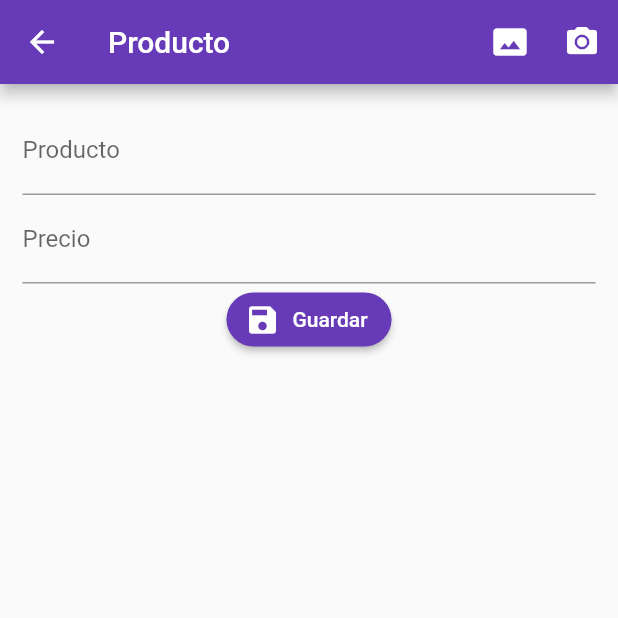
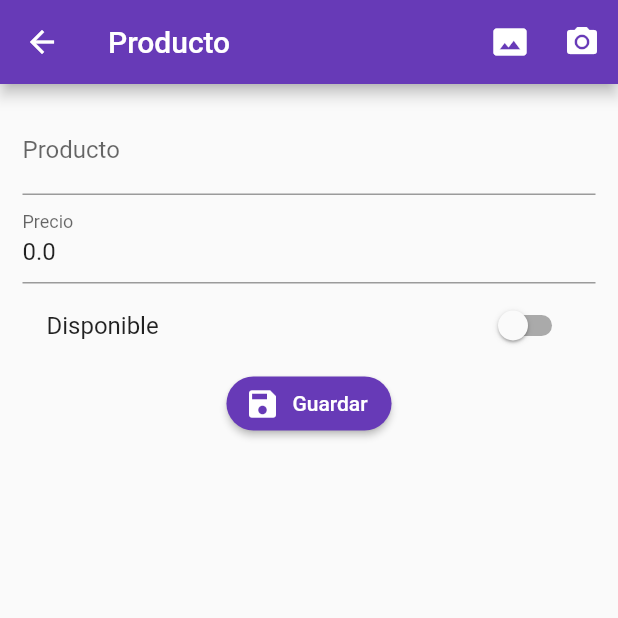
Before and after one commit to DavidAbellan/flutter_Login_BLOC, a Flutter app: the ProductoPage screen opened by its route, on a phone screen of 412 x 824 dp, the top half of it. Run offline on Flutter 3.47's test engine with Material 2 defaults, Android fonts, the phone set to English and light mode, and no system bars; our stand-ins replace rxdart.

```diff
--- /dev/null
+++ b/lib/src/pages/models/producto_model.dart
@@ -0,0 +1,42 @@
+// To parse this JSON data, do
+//
+//     final productoModel = productoModelFromJson(jsonString);
+
+import 'dart:convert';
+
+ProductoModel productoModelFromJson(String str) =>
+    ProductoModel.fromJson(json.decode(str));
+
+String productoModelToJson(ProductoModel data) => json.encode(data.toJson());
+
+class ProductoModel {
+  ProductoModel({
+    this.id,
+    this.titulo = '',
+    this.valor = 0.0,
+    this.disponible = false,
+    this.photo,
+  });
+
+  String id;
+  String titulo;
+  double valor;
+  bool disponible;
+  String photo;
+  //factory porque devuleve un ProductoModel
+  factory ProductoModel.fromJson(Map<String, dynamic> json) => ProductoModel(
+        id: json["id"],
+        titulo: json["titulo"],
+        valor: json["valor"],
+        disponible: json["disponible"],
+        photo: json["photo"],
+      );
+
+  Map<String, dynamic> toJson() => {
+        "id": id,
+        "titulo": titulo,
+        "valor": valor,
+        "disponible": disponible,
+        "photo": photo,
+      };
+}
--- a/lib/src/pages/producto_page.dart
+++ b/lib/src/pages/producto_page.dart
@@ -1,5 +1,7 @@
 import 'package:flutter/material.dart';
+import 'package:formvalidation/src/pages/models/producto_model.dart';
 import 'package:formvalidation/src/pages/utils/utils.dart' as utils;
+import 'package:formvalidation/src/providers/producto_provider.dart';
 
 //Para trabajar con Forms es necesario un statefulwidget
 class ProductoPage extends StatefulWidget {
@@ -11,6 +13,8 @@ class ProductoPage extends StatefulWidget {
 
 class _ProductoPageState extends State<ProductoPage> {
   final formKey = GlobalKey<FormState>();
+  final ProductosProvider productoProv = new ProductosProvider();
+  ProductoModel productoModel = new ProductoModel();
 
   @override
   Widget build(BuildContext context) {
@@ -21,7 +25,12 @@ class _ProductoPageState extends State<ProductoPage> {
           child: Form(
             key: formKey,
             child: Column(
-              children: [_crearNombre(), _crearPrecio(), _crearBoton()],
+              children: [
+                _crearNombre(),
+                _crearPrecio(),
+                _crearDisponible(),
+                _crearBoton()
+              ],
             ),
           ),
         ),
@@ -37,10 +46,25 @@ class _ProductoPageState extends State<ProductoPage> {
     );
   }
 
+  Widget _crearDisponible() {
+    return SwitchListTile(
+      value: productoModel.disponible,
+      title: Text('Disponible'),
+      activeColor: Colors.deepPurple,
+      onChanged: (value) {
+        setState(() {
+          productoModel.disponible = value;
+        });
+      },
+    );
+  }
+
   Widget _crearNombre() {
     return TextFormField(
+      initialValue: productoModel.titulo,
       textCapitalization: TextCapitalization.sentences,
       decoration: InputDecoration(labelText: 'Producto'),
+      onSaved: (value) => productoModel.titulo = value,
       validator: (value) {
         if (value.length < 3) {
           return 'Ingrese el nombre del producto(Mínimo 3 carácteres)';
@@ -53,6 +77,8 @@ class _ProductoPageState extends State<ProductoPage> {
 
   Widget _crearPrecio() {
     return TextFormField(
+      initialValue: productoModel.valor.toString(),
+      onSaved: (value) => productoModel.valor = double.parse(value),
       keyboardType: TextInputType.numberWithOptions(decimal: true),
       decoration: InputDecoration(labelText: 'Precio'),
       validator: (value) {
@@ -81,6 +107,10 @@ class _ProductoPageState extends State<ProductoPage> {
   }
 
   void _submit() {
+    print(productoModel.titulo);
+    print(productoModel.valor);
     if (!formKey.currentState.validate()) return;
+    formKey.currentState.save();
+    productoProv.crearProducto(productoModel);
   }
 }
--- a/pubspec.yaml
+++ b/pubspec.yaml
@@ -29,6 +29,7 @@ dependencies:
   # Use with the CupertinoIcons class for iOS style icons.
   cupertino_icons: ^1.0.0
   rxdart: ^0.25.0
+  http :
 
 dev_dependencies:
   flutter_test:
```
Also changed, not shown: lib/src/pages/home_page.dart (+40 -1 lines), lib/src/providers/producto_provider.dart (added, +36 -0 lines), pubspec.lock.
